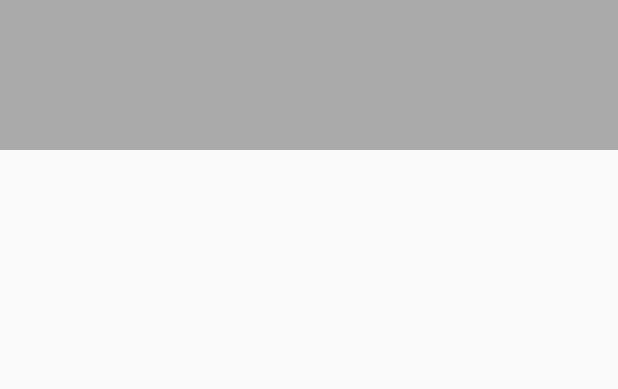
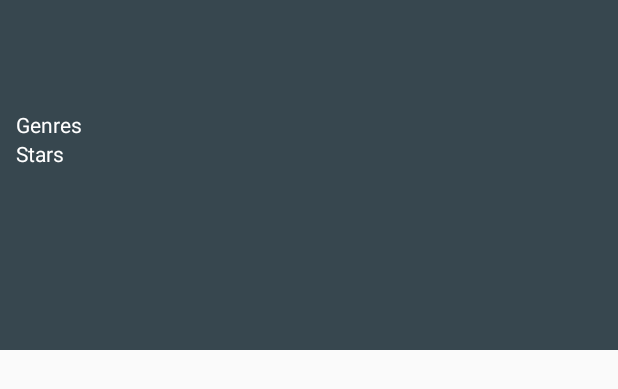
Before and after one commit to angryj/CS122B-spring21-t148, an Android app: the layout row.xml on its own in the app's theme, with its tools: preview values and no code run, on a phone screen of 412 x 824 dp. Shown: the top 389 px of the screen. Run offline under Robolectric (Android 15) with nearby library versions, the phone set to English and light mode, and no system bars.

Commit message:
finished index view for movies

```diff
--- a/app/src/main/java/edu/uci/ics/fabflixmobile/Search.java
+++ b/app/src/main/java/edu/uci/ics/fabflixmobile/Search.java
@@ -49,10 +49,12 @@ public class Search extends Activity {
                 Request.Method.GET,
                 baseURL + "/api/Movie-List" + "?Title=" + title.getText().toString() +"&",
                 response -> {
-                    message.setText(response);
+                    //message.setText(response);
                     Log.d("search.success", response);
                     Intent listPage = new Intent(Search.this, ListViewActivity.class);
-
+                    Bundle bundle = new Bundle();
+                    bundle.putString("movies", response);
+                    listPage.putExtras(bundle);
                     startActivity(listPage);
                 },
                 error -> {
--- a/app/src/main/res/layout/row.xml
+++ b/app/src/main/res/layout/row.xml
@@ -1,21 +1,72 @@
 <?xml version="1.0" encoding="utf-8"?>
 <LinearLayout xmlns:android="http://schemas.android.com/apk/res/android"
-              android:orientation="vertical"
-              android:layout_width="match_parent"
-              android:layout_height="150px"
-              android:background="@android:color/darker_gray">
+    android:layout_width="match_parent"
+    android:layout_height="350px"
+    android:background="@color/material_blue_grey_800"
+    android:orientation="vertical">
+
 
     <TextView
-            android:id="@+id/title"
-            android:textSize="25dp"
+        android:id="@+id/title"
+        android:layout_width="wrap_content"
+        android:layout_height="wrap_content"
+        android:paddingLeft="16px"
+        android:textColor="@android:color/white"
+        android:textSize="25dp" />
+
+    <TextView
+        android:id="@+id/director"
+        android:layout_width="wrap_content"
+        android:layout_height="wrap_content"
+        android:paddingLeft="16px"
+        android:textColor="@android:color/white" />
+
+    <TextView
+        android:id="@+id/year"
+        android:layout_width="wrap_content"
+        android:layout_height="wrap_content"
+        android:paddingLeft="16px"
+        android:textColor="@android:color/white" />
+
+    <LinearLayout
+        android:layout_width="match_parent"
+        android:layout_height="wrap_content"
+        android:orientation="horizontal"
+        android:paddingLeft="16px">
+
+        <TextView
             android:layout_width="wrap_content"
             android:layout_height="wrap_content"
-            android:textColor="@android:color/white"/>
+            android:text="Genres"
+            android:textColor="@android:color/white" />
 
-    <TextView
-            android:id="@+id/subtitle"
+        <TextView
+            android:id="@+id/genres"
             android:layout_width="wrap_content"
             android:layout_height="wrap_content"
-            android:textColor="@android:color/black"/>
+            android:layout_marginLeft="40dp"
+            android:textColor="@android:color/white" />
+    </LinearLayout>
+
+    <LinearLayout
+        android:layout_width="match_parent"
+        android:layout_height="wrap_content"
+        android:orientation="horizontal"
+        android:paddingLeft="16px">
+
+
+        <TextView
+            android:layout_width="wrap_content"
+            android:layout_height="wrap_content"
+            android:text="Stars"
+            android:textColor="@android:color/white" />
+
+        <TextView
+            android:id="@+id/stars"
+            android:layout_width="wrap_content"
+            android:layout_height="wrap_content"
+            android:layout_marginLeft="50dp"
+            android:textColor="@android:color/white" />
+    </LinearLayout>
 
 </LinearLayout>
```
Also changed, not shown: app/src/main/java/edu/uci/ics/fabflixmobile/ListViewActivity.java (+30 -2 lines), app/src/main/java/edu/uci/ics/fabflixmobile/Movie.java (+62 -0 lines), app/src/main/java/edu/uci/ics/fabflixmobile/MovieListViewAdapter.java (+12 -2 lines).
